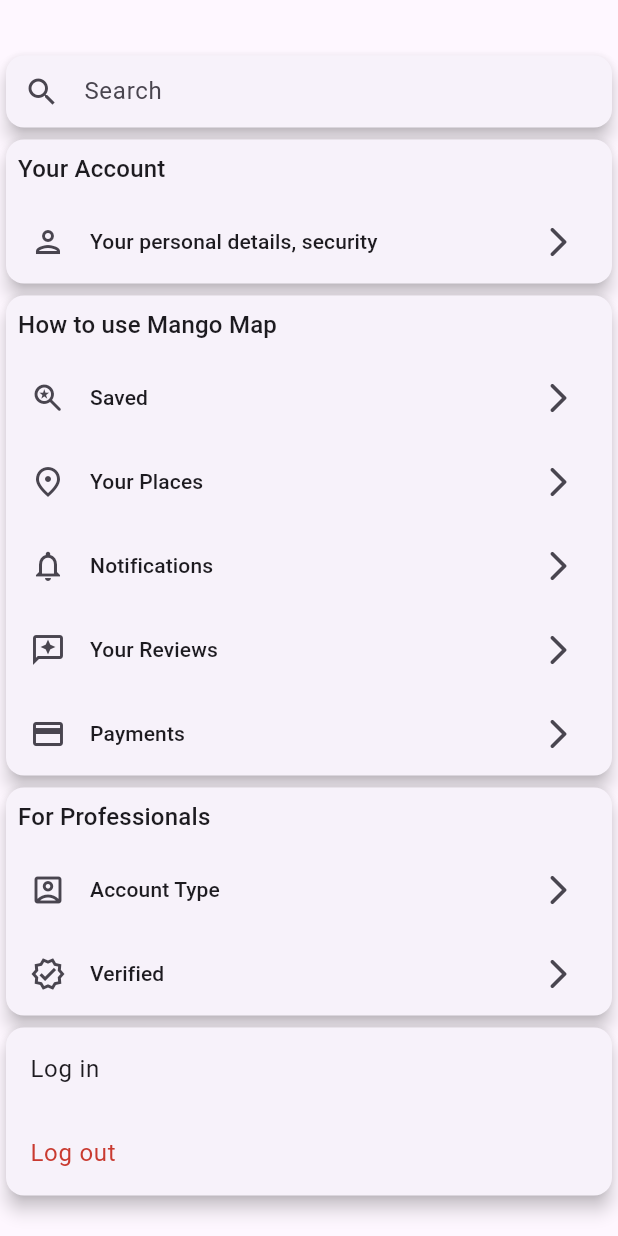
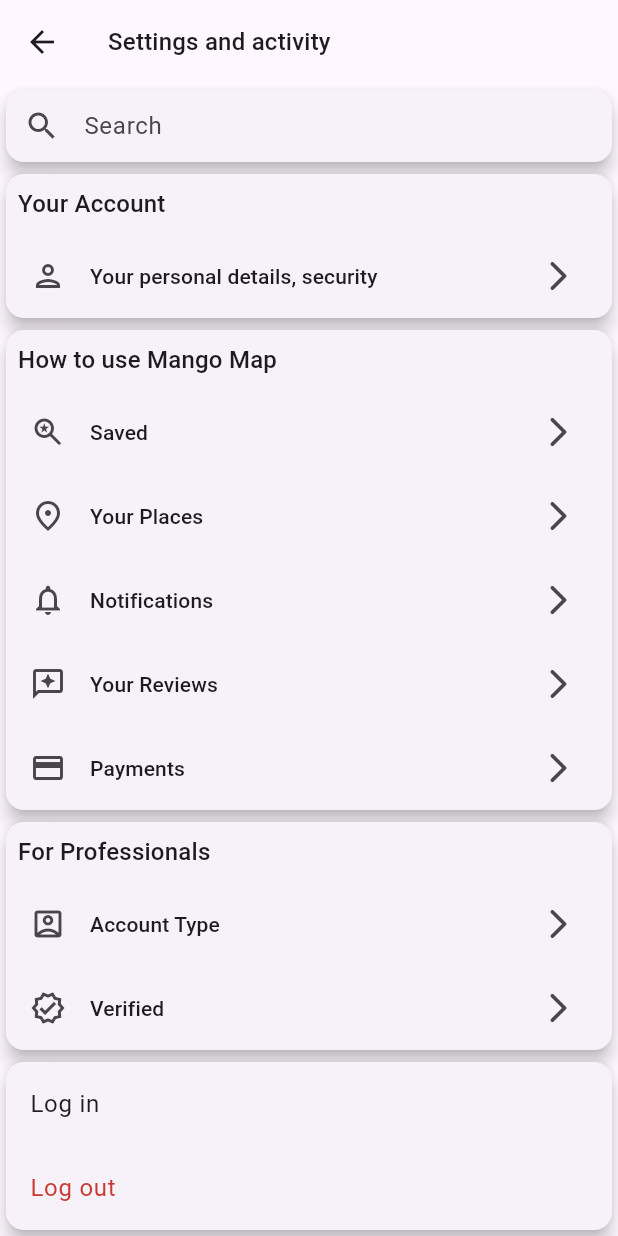
Before and after one commit to SajithAnuradha/Mango-Map, a Flutter app: the Setting screen opened directly, on a phone screen of 412 x 824 dp. Run offline on Flutter 3.47's test engine with Material 3 defaults, Android fonts, the phone set to English and light mode, and no system bars; our stand-ins replace font_awesome_flutter, geocoding, google_fonts, google_maps_flutter, image_picker.

Commit message:
Update padding values in home.dart, add quality images

```diff
--- a/frontend/lib/pages/Others/setting.dart
+++ b/frontend/lib/pages/Others/setting.dart
@@ -14,13 +14,18 @@
 
   @override
   Widget build(BuildContext context) {
-    return const Scaffold(
+    return Scaffold(
+      appBar: AppBar(
+        title: Text(
+          widget.title,
+          style: Theme.of(context).textTheme.titleMedium,
+        ),
+      ),
       body: Align(
         alignment: Alignment.centerLeft,
         child: SingleChildScrollView(
           child: Column(
             children: <Widget>[
-              const SizedBox(height: 10.0),
               SearchCard(
                 onChanged: (value) {
                   setState(() {
@@ -103,13 +108,13 @@
                 title: '',
                 children: [
                   ListTile(
-                    title: const Text('Log in'),
+                    title: Text('Log in'),
                     onTap: () {
                       // Handle tile tap
                     },
                   ),
                   ListTile(
-                    title: const Text(
+                    title: Text(
                       'Log out',
                       style: TextStyle(color: Color.fromARGB(255, 201, 58, 48)),
                     ),
--- a/frontend/lib/pages/home.dart
+++ b/frontend/lib/pages/home.dart
@@ -20,8 +20,8 @@
       child: Scaffold(
         body: Padding(
           padding: const EdgeInsets.only(
-            left: 0,
-            right: 0,
+            left: 5,
+            right: 5,
             top: 0,
             bottom: 0,
           ),
@@ -56,7 +56,7 @@
                               context,
                               MaterialPageRoute(
                                   builder: (context) =>
-                                      const Setting(title: 'Settings')));
+                                      const Setting(title: 'Settings and activity')));
                         },
                         child: Image.asset(
                           "assets/profile.png",
```
Also changed, not shown: frontend/lib/Data/post_details_data.dart (+19 -18 lines), frontend/lib/pages/Explore/explore.dart (+9 -1 lines), frontend/lib/pages/Others/search_result.dart (+3 -4 lines), frontend/assets/image1.jpeg (added), frontend/assets/image2.jpeg (added), frontend/assets/image3.jpeg (added), frontend/assets/images2.jpg (added).
